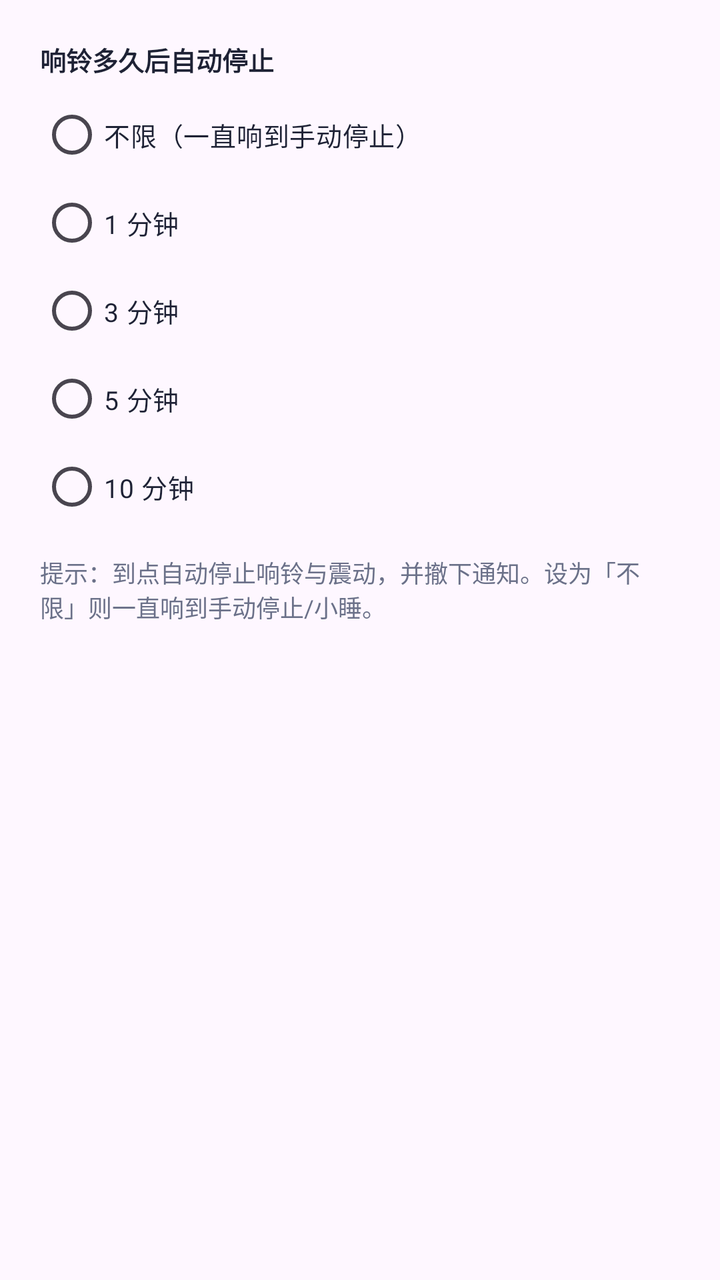
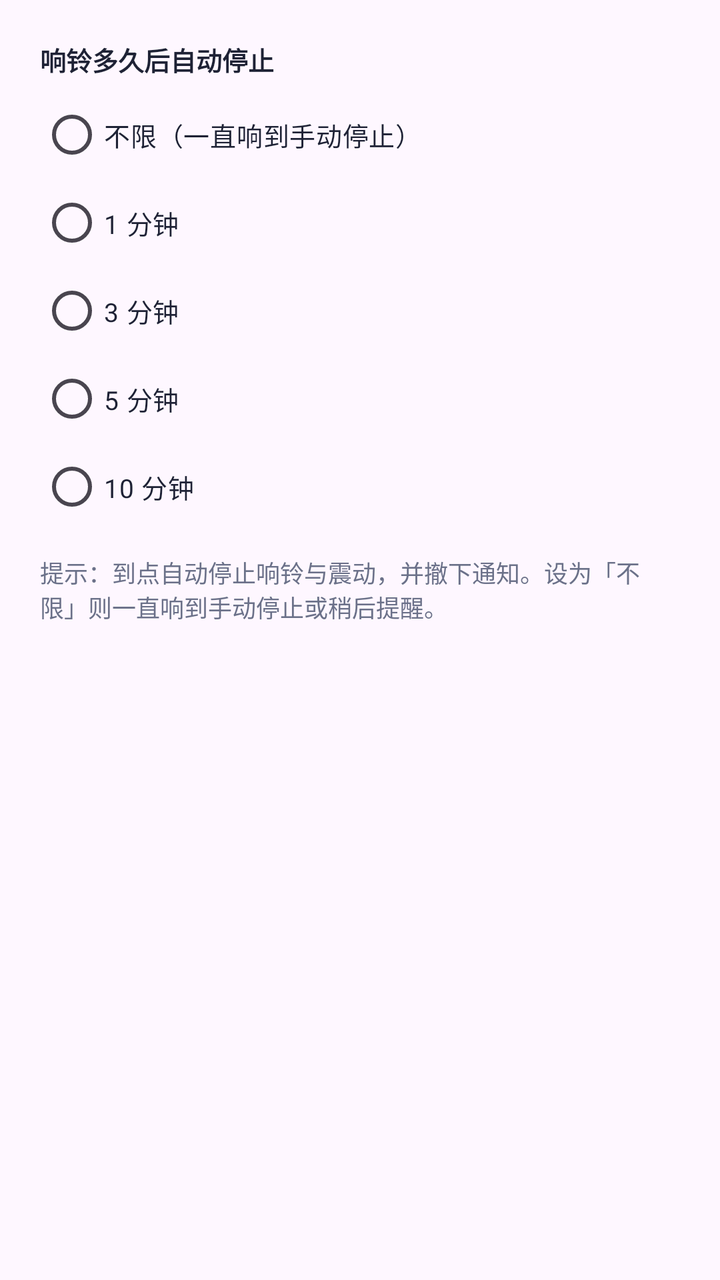

An Android layout rendered at two revisions. The XML below is the earlier revision; the diff shows what the commit changed to produce the second picture.
<!-- AndroidManifest.xml: application theme Theme.DaxiaoWeekAlarm -->
<!-- res/layout/dialog_ring_duration.xml -->
<?xml version="1.0" encoding="utf-8"?>
<LinearLayout xmlns:android="http://schemas.android.com/apk/res/android"
    android:layout_width="match_parent"
    android:layout_height="wrap_content"
    android:orientation="vertical"
    android:padding="20dp">

    <TextView
        style="@style/FieldLabel"
        android:layout_width="wrap_content"
        android:layout_height="wrap_content"
        android:text="响铃多久后自动停止" />

    <RadioGroup
        android:id="@+id/rg_ring_minutes"
        android:layout_width="match_parent"
        android:layout_height="wrap_content"
        android:layout_marginTop="6dp"
        android:orientation="vertical">

        <RadioButton
            android:id="@+id/rb_ring_off"
            style="@style/WeekRadio"
            android:layout_width="match_parent"
            android:layout_height="wrap_content"
            android:minHeight="44dp"
            android:text="不限（一直响到手动停止）" />

        <RadioButton
            android:id="@+id/rb_ring_1"
            style="@style/WeekRadio"
            android:layout_width="match_parent"
            android:layout_height="wrap_content"
            android:minHeight="44dp"
            android:text="1 分钟" />

        <RadioButton
            android:id="@+id/rb_ring_3"
            style="@style/WeekRadio"
            android:layout_width="match_parent"
            android:layout_height="wrap_content"
            android:minHeight="44dp"
            android:text="3 分钟" />

        <RadioButton
            android:id="@+id/rb_ring_5"
            style="@style/WeekRadio"
            android:layout_width="match_parent"
            android:layout_height="wrap_content"
            android:minHeight="44dp"
            android:text="5 分钟" />

        <RadioButton
            android:id="@+id/rb_ring_10"
            style="@style/WeekRadio"
            android:layout_width="match_parent"
            android:layout_height="wrap_content"
            android:minHeight="44dp"
            android:text="10 分钟" />
    </RadioGroup>

    <TextView
        android:layout_width="match_parent"
        android:layout_height="wrap_content"
        android:layout_marginTop="12dp"
        android:text="提示：到点自动停止响铃与震动，并撤下通知。设为「不限」则一直响到手动停止/小睡。"
        android:textColor="@color/sub"
        android:textSize="12sp" />
</LinearLayout>
<!-- resources referenced by this layout -->
<resources>
  <color name="sub">#6B7189</color>
  <style name="FieldLabel">
          <item name="android:textColor">@color/ink</item>
          <item name="android:textSize">13sp</item>
          <item name="android:textStyle">bold</item>
      </style>
  <style name="WeekRadio">
          <item name="android:textSize">13sp</item>
          <item name="android:textColor">@color/ink</item>
          <item name="android:buttonTint">@color/indigo</item>
      </style>
  <style name="Theme.DaxiaoWeekAlarm" parent="Theme.Material3.DayNight.NoActionBar">
          <item name="colorPrimary">@color/indigo</item>
          <item name="colorPrimaryVariant">@color/indigo_dark</item>
          <item name="colorOnPrimary">@color/white</item>
          <item name="android:statusBarColor">@color/bg</item>
          <item name="android:windowLightStatusBar">true</item>
      </style>
  <color name="ink">#1E2235</color>
  <color name="indigo">#4F46E5</color>
  <color name="indigo_dark">#4338CA</color>
  <color name="white">#FFFFFFFF</color>
  <color name="bg">#F4F5FB</color>
</resources>

<!-- the commit's change to res/layout/dialog_ring_duration.xml (unified diff, before → after) -->
@@ -63,7 +63,7 @@
         android:layout_width="match_parent"
         android:layout_height="wrap_content"
         android:layout_marginTop="12dp"
-        android:text="提示：到点自动停止响铃与震动，并撤下通知。设为「不限」则一直响到手动停止/小睡。"
+        android:text="提示：到点自动停止响铃与震动，并撤下通知。设为「不限」则一直响到手动停止或稍后提醒。"
         android:textColor="@color/sub"
         android:textSize="12sp" />
 </LinearLayout>
